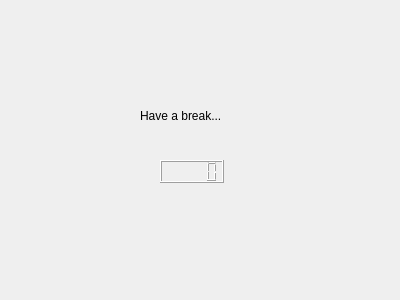
Above: WaitPage.ui from bit2erswe2t/WorkReminder before the change. Below: the same form after it.
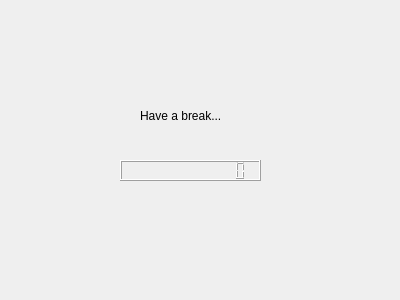
That is the form after the change.

```diff
--- a/WaitPage.ui
+++ b/WaitPage.ui
@@ -29,12 +29,15 @@
   <widget class="QLCDNumber" name="lcdNumber">
    <property name="geometry">
     <rect>
-     <x>160</x>
+     <x>120</x>
      <y>160</y>
-     <width>64</width>
-     <height>23</height>
+     <width>141</width>
+     <height>21</height>
     </rect>
    </property>
+   <property name="digitCount">
+    <number>12</number>
+   </property>
   </widget>
  </widget>
  <resources/>
```
Left out of the diff: 9 changed lines with no effect on the pictures.
